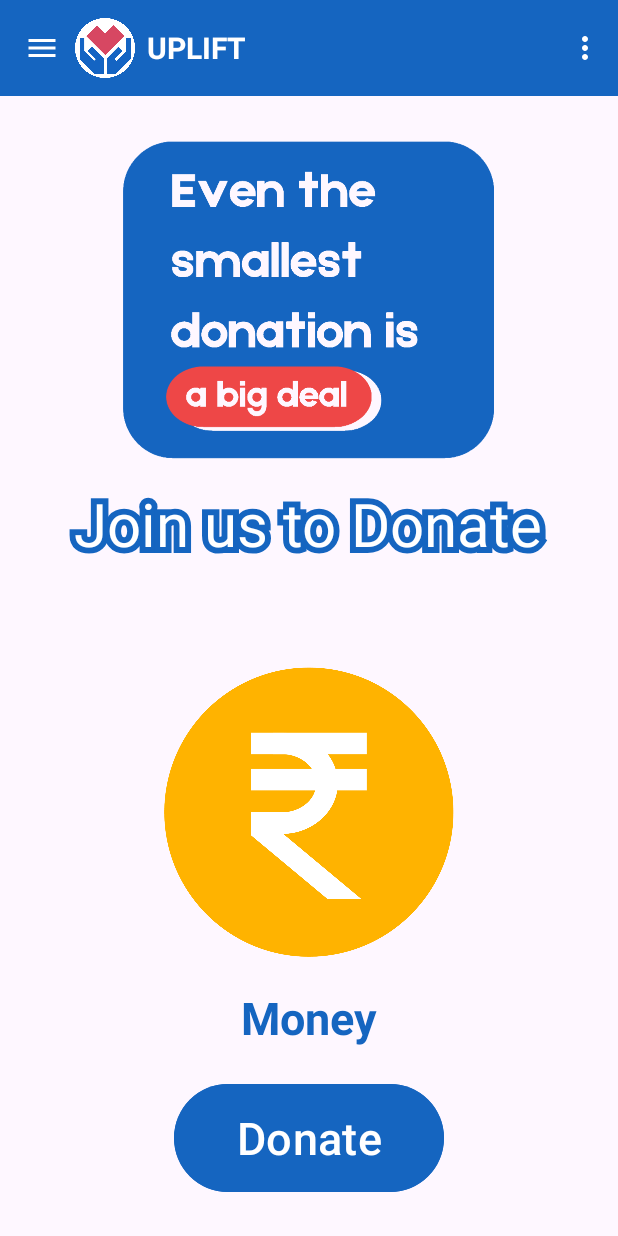
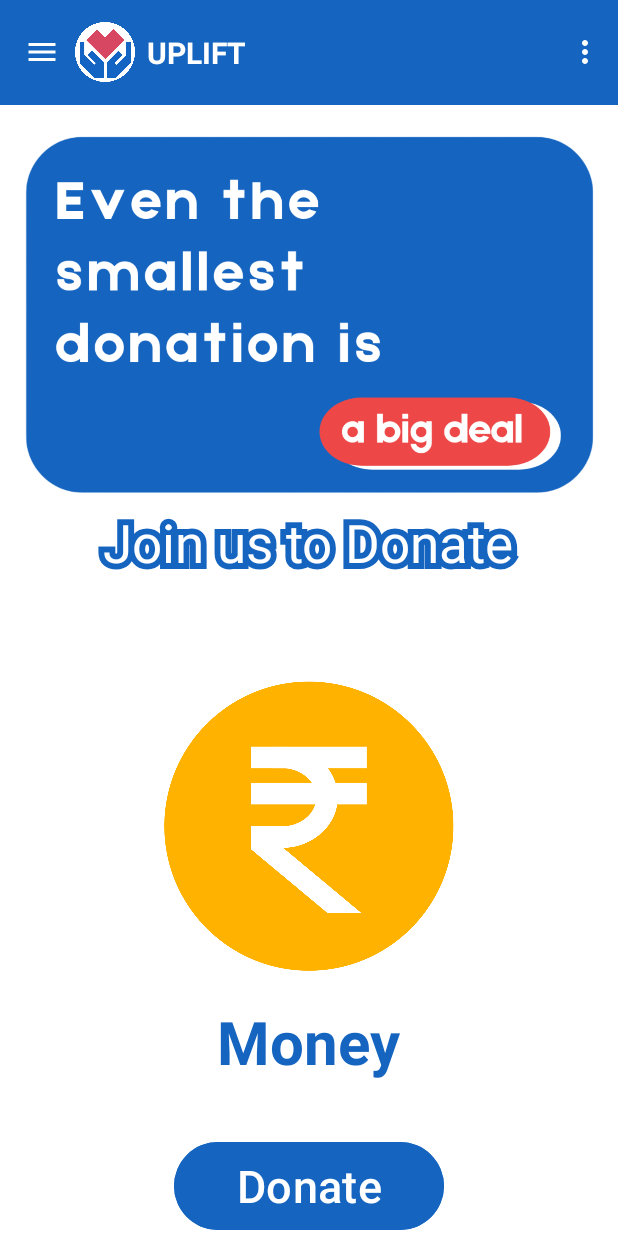
Before and after one commit to sohan-beniwal/Uplift, an Android app: the screen it shows after launch (MainActivity), on a phone screen of 412 x 824 dp. Run offline under Robolectric (Android 15) with nearby library versions, the phone set to English and light mode, and no system bars.

Commit message:
New Commit

```diff
--- a/app/src/main/java/com/example/uplift/MainActivity.kt
+++ b/app/src/main/java/com/example/uplift/MainActivity.kt
@@ -50,7 +50,7 @@ class MainActivity : AppCompatActivity() {
         textSwitcher = findViewById(R.id.switch_text)
         textSwitcher.setFactory {
             TextView(this).apply {
-                textSize = 30f
+                textSize = 40f
                 setTypeface(null, android.graphics.Typeface.BOLD)
                 setTextColor(ContextCompat.getColor(this@MainActivity, R.color.app_bar_color))
             }
--- a/app/src/main/res/layout/activity_main.xml
+++ b/app/src/main/res/layout/activity_main.xml
@@ -2,7 +2,7 @@
     xmlns:app="http://schemas.android.com/apk/res-auto"
     xmlns:tools="http://schemas.android.com/tools"
     android:id="@+id/main"
-    android:backgroundTint="#FFFFFF"
+    android:background="#ffffff"
     android:layout_width="match_parent"
     android:layout_height="match_parent"
     android:fitsSystemWindows="true"
@@ -12,15 +12,15 @@
         android:id="@+id/app_bar"
         layout="@layout/app_bar"
         android:layout_width="match_parent"
-        android:layout_height="wrap_content" />
+        android:layout_height="70dp" />
 
 
    <ImageView
        android:id="@+id/heading"
-       android:layout_width="250dp"
-       android:layout_height="230dp"
+       android:layout_width="match_parent"
+       android:layout_height="240dp"
        android:layout_marginTop="20dp"
-       android:src="@drawable/heading"
+       android:src="@drawable/heading_2"
        android:layout_centerHorizontal="true"
        android:layout_below="@+id/app_bar"
        />
@@ -31,7 +31,7 @@
         android:layout_height="wrap_content"
         android:text="Join us to Donate"
         android:padding="10dp"
-        android:textSize="40dp"
+        android:textSize="35dp"
         android:layout_below="@+id/heading"
         android:textColor="@android:color/transparent"
         android:layout_centerHorizontal="true"
@@ -49,7 +49,7 @@
     <TextSwitcher
         android:id="@+id/switch_text"
         android:layout_width="wrap_content"
-        android:layout_height="wrap_content"
+        android:layout_height="70dp"
         android:layout_centerHorizontal="true"
         android:layout_marginTop="20dp"
         android:layout_below="@id/imageSwitcher"
```
Also changed, not shown: app/src/main/res/drawable/heading.png (deleted), app/src/main/res/drawable/heading_2.png (added).
